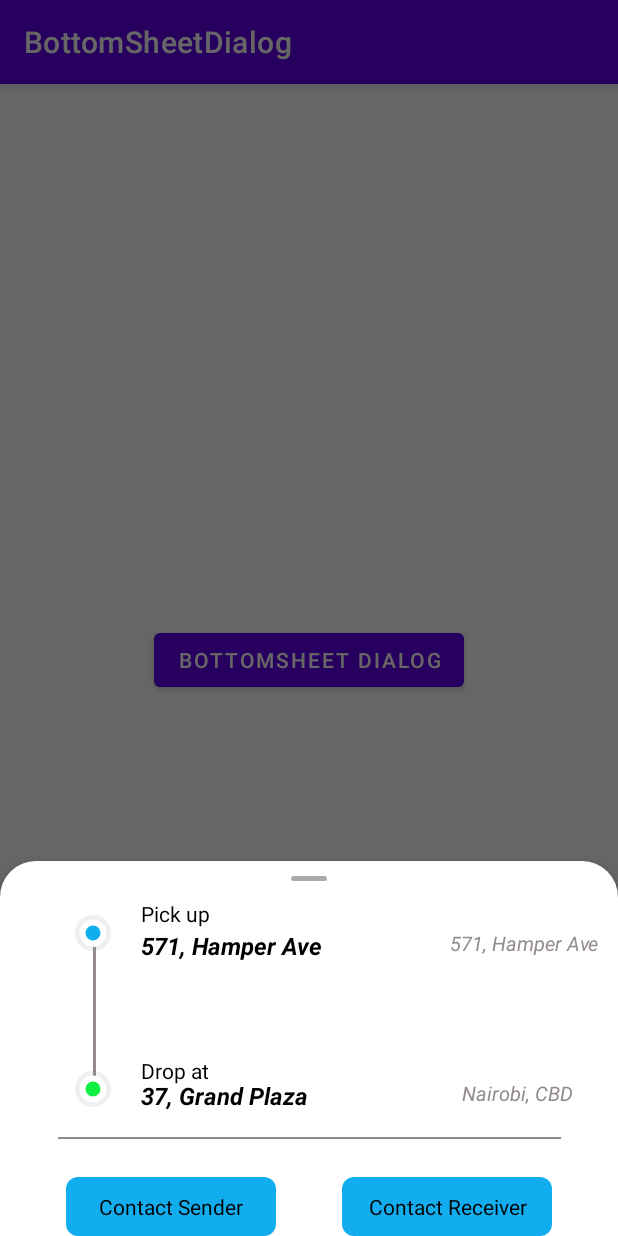
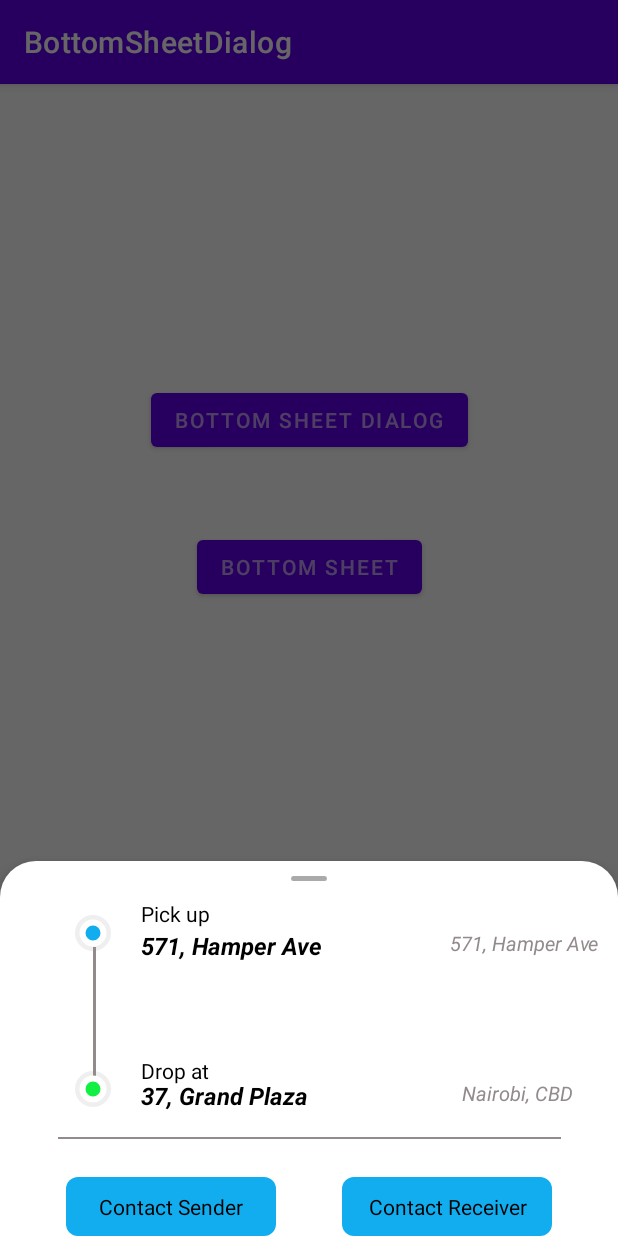
Before and after one commit to Muchori/BottomSheetDialog, an Android app: the DetailFragment screen opened through its navigation route, on a phone screen of 412 x 824 dp. Run offline under Robolectric (Android 15) with nearby library versions, the phone set to English and light mode, and no system bars.

Commit message:
Persistent Bottom Sheet

```diff
--- a/app/src/main/java/com/muchori/joseph/HomeFragment.kt
+++ b/app/src/main/java/com/muchori/joseph/HomeFragment.kt
@@ -24,6 +24,9 @@ class HomeFragment : Fragment() {
     binding.buttonSheetDialog.setOnClickListener {
       findNavController().navigate(R.id.action_homeFragment_to_detailFragment)
     }
+    binding.buttonSheetDialog2.setOnClickListener {
+      findNavController().navigate(R.id.action_homeFragment_to_packageDetailsFragment)
+    }
 
     return binding.root
   }
--- a/app/src/main/res/layout/activity_main.xml
+++ b/app/src/main/res/layout/activity_main.xml
@@ -1,5 +1,5 @@
 <?xml version="1.0" encoding="utf-8"?>
-<androidx.constraintlayout.widget.ConstraintLayout xmlns:android="http://schemas.android.com/apk/res/android"
+<androidx.coordinatorlayout.widget.CoordinatorLayout xmlns:android="http://schemas.android.com/apk/res/android"
     xmlns:app="http://schemas.android.com/apk/res-auto"
     xmlns:tools="http://schemas.android.com/tools"
     android:layout_width="match_parent"
@@ -10,13 +10,12 @@
     <androidx.fragment.app.FragmentContainerView
         android:id="@+id/navHostFragment"
         android:name="androidx.navigation.fragment.NavHostFragment"
-        android:layout_width="0dp"
-        android:layout_height="0dp"
+        android:layout_width="match_parent"
+        android:layout_height="match_parent"
         app:defaultNavHost="true"
         app:layout_constraintBottom_toBottomOf="parent"
         app:layout_constraintEnd_toEndOf="parent"
-        app:layout_constraintHorizontal_bias="0.5"
         app:layout_constraintStart_toStartOf="parent"
         app:layout_constraintTop_toTopOf="parent"
         app:navGraph="@navigation/navigate" />
-</androidx.constraintlayout.widget.ConstraintLayout>
+</androidx.coordinatorlayout.widget.CoordinatorLayout>
--- a/app/src/main/res/layout/fragment_detail.xml
+++ b/app/src/main/res/layout/fragment_detail.xml
@@ -12,7 +12,10 @@
         android:layout_height="wrap_content"
         app:layout_constraintEnd_toEndOf="parent"
         app:layout_constraintStart_toStartOf="parent"
-        app:layout_constraintTop_toTopOf="parent">
+        app:layout_constraintTop_toTopOf="parent"
+        app:layout_behavior="@string/bottom_sheet_behavior"
+        app:behavior_hideable="true"
+        app:behavior_peekHeight="55dp">
 
         <androidx.constraintlayout.widget.ConstraintLayout
             android:layout_width="wrap_content"
--- a/app/src/main/res/layout/fragment_home.xml
+++ b/app/src/main/res/layout/fragment_home.xml
@@ -11,10 +11,20 @@
         android:id="@+id/buttonSheetDialog"
         android:layout_width="wrap_content"
         android:layout_height="wrap_content"
-        android:text="BottomSheet Dialog"
-        app:layout_constraintBottom_toBottomOf="parent"
+        android:text="Bottom Sheet Dialog"
+        android:layout_marginTop="200dp"
         app:layout_constraintEnd_toEndOf="parent"
         app:layout_constraintStart_toStartOf="parent"
         app:layout_constraintTop_toTopOf="parent" />
 
+    <Button
+        android:id="@+id/buttonSheetDialog2"
+        android:layout_width="wrap_content"
+        android:layout_height="wrap_content"
+        android:text="Bottom Sheet"
+        android:layout_marginTop="50dp"
+        app:layout_constraintEnd_toEndOf="parent"
+        app:layout_constraintStart_toStartOf="parent"
+        app:layout_constraintTop_toBottomOf="@+id/buttonSheetDialog" />
+
 </androidx.constraintlayout.widget.ConstraintLayout>
--- a/app/src/main/res/navigation/navigate.xml
+++ b/app/src/main/res/navigation/navigate.xml
@@ -18,5 +18,13 @@
         <action
             android:id="@+id/action_homeFragment_to_detailFragment"
             app:destination="@id/detailFragment" />
+        <action
+            android:id="@+id/action_homeFragment_to_packageDetailsFragment"
+            app:destination="@id/packageDetailsFragment" />
     </fragment>
+    <fragment
+        android:id="@+id/packageDetailsFragment"
+        android:name="com.muchori.joseph.PackageDetailsFragment"
+        android:label="fragment_package_details"
+        tools:layout="@layout/fragment_package_details" />
 </navigation>
--- a/app/src/main/res/values/colors.xml
+++ b/app/src/main/res/values/colors.xml
@@ -6,5 +6,5 @@
     <color name="teal_200">#FF03DAC5</color>
     <color name="teal_700">#FF018786</color>
     <color name="black">#FF000000</color>
-    <color name="white">#FFFFFFFF</color>
+    <color name="white">#9DFFFFFF</color>
 </resources>
```
Also changed, not shown: app/build.gradle (+8 -4 lines), app/src/main/java/com/muchori/joseph/PackageDetailsFragment.kt (added, +74 -0 lines), app/src/main/res/drawable/bottom_sheet_back.xml (added, +9 -0 lines), app/src/main/res/layout/fragment_package_details.xml (added, +12 -0 lines), app/src/main/res/layout/layout_bottom_sheet.xml (added, +186 -0 lines), 1 other file.
